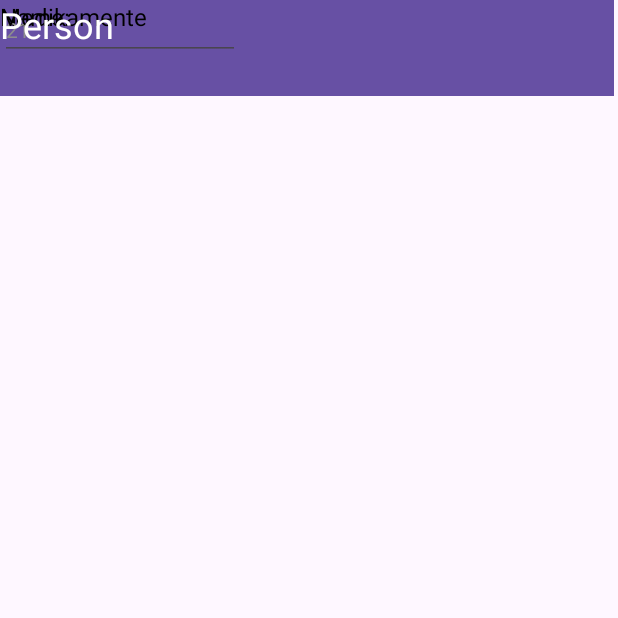
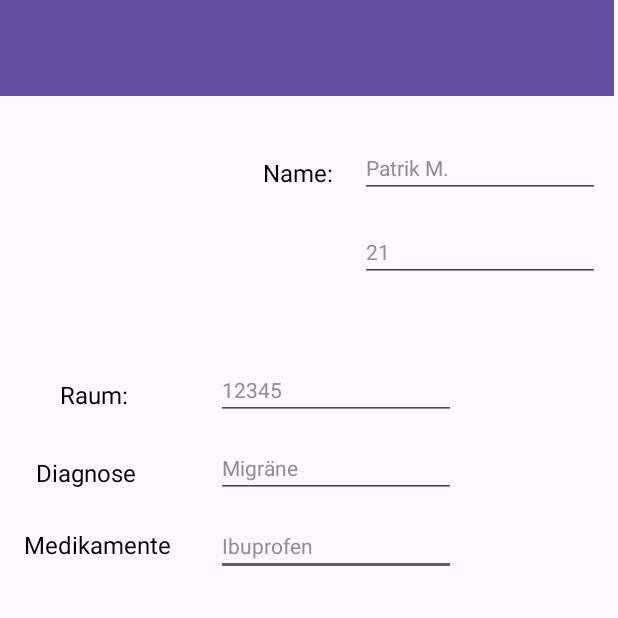
Before and after one commit to paeddym/Careify2, an Android app: the Patient screen opened directly, with no data from a screen before it, on a phone screen of 412 x 824 dp, the top half of it. Run offline under Robolectric (Android 15) with nearby library versions, the phone set to English and light mode, and no system bars.

Commit message:
Fixed constraints of Activity-Patient

```diff
--- a/app/src/main/res/layout/activity_add_patient.xml
+++ b/app/src/main/res/layout/activity_add_patient.xml
@@ -7,7 +7,7 @@
     tools:context=".AddPatient">
 
     <androidx.appcompat.widget.Toolbar
-        android:id="@+id/toolbar2"
+        android:id="@+id/toolbarPatient"
         android:layout_width="409dp"
         android:layout_height="wrap_content"
         android:background="?attr/colorPrimary"
--- a/app/src/main/res/layout/activity_patient.xml
+++ b/app/src/main/res/layout/activity_patient.xml
@@ -10,55 +10,63 @@
         android:id="@+id/imageView"
         android:layout_width="wrap_content"
         android:layout_height="wrap_content"
-        tools:layout_editor_absoluteX="26dp"
-        tools:layout_editor_absoluteY="79dp"
+        android:layout_marginStart="24dp"
+        android:layout_marginTop="88dp"
+        app:layout_constraintStart_toStartOf="parent"
+        app:layout_constraintTop_toTopOf="parent"
         tools:srcCompat="@tools:sample/avatars" />
+
+    <EditText
+        android:id="@+id/editTextText8"
+        android:layout_width="wrap_content"
+        android:layout_height="wrap_content"
+        android:layout_marginStart="144dp"
+        android:layout_marginTop="344dp"
+        android:ems="10"
+        android:inputType="text"
+        android:text="Ibuprofen"
+        android:textColor="#8E8E8E"
+        android:textSize="14sp"
+        app:layout_constraintStart_toStartOf="parent"
+        app:layout_constraintTop_toTopOf="parent" />
+
+    <TextView
+        android:id="@+id/textView4"
+        android:layout_width="60dp"
+        android:layout_height="24dp"
+        android:layout_marginStart="40dp"
+        android:layout_marginTop="252dp"
+        android:text="Raum:"
+        android:textColor="#000000"
+        android:textSize="16sp"
+        app:layout_constraintStart_toStartOf="parent"
+        app:layout_constraintTop_toTopOf="parent" />
+
+    <TextView
+        android:id="@+id/textView4"
+        android:layout_width="100dp"
+        android:layout_height="22dp"
+        android:layout_marginStart="24dp"
+        android:layout_marginTop="304dp"
+        android:text="Diagnose"
+        android:textColor="#000000"
+        android:textSize="16sp"
+        app:layout_constraintStart_toStartOf="parent"
+        app:layout_constraintTop_toTopOf="parent" />
 
     <EditText
         android:id="@+id/editTextText6"
         android:layout_width="wrap_content"
         android:layout_height="wrap_content"
+        android:layout_marginTop="92dp"
+        android:layout_marginEnd="12dp"
         android:ems="10"
         android:inputType="text"
-        android:text="12345"
+        android:text="Patrik M."
         android:textColor="#8E8E8E"
         android:textSize="14sp"
-        tools:layout_editor_absoluteX="143dp"
-        tools:layout_editor_absoluteY="239dp" />
-
-    <EditText
-        android:id="@+id/editTextText7"
-        android:layout_width="wrap_content"
-        android:layout_height="wrap_content"
-        android:ems="10"
-        android:inputType="text"
-        android:text="Migräne, Aids"
-        android:textColor="#8E8E8E"
-        android:textSize="14sp"
-        tools:layout_editor_absoluteX="144dp"
-        tools:layout_editor_absoluteY="297dp" />
-
-    <EditText
-        android:id="@+id/editTextText8"
-        android:layout_width="wrap_content"
-        android:layout_height="wrap_content"
-        android:ems="10"
-        android:inputType="text"
-        android:text="Cock"
-        android:textColor="#8E8E8E"
-        android:textSize="14sp"
-        tools:layout_editor_absoluteX="144dp"
-        tools:layout_editor_absoluteY="351dp" />
-
-    <TextView
-        android:id="@+id/textView4"
-        android:layout_width="100dp"
-        android:layout_height="22dp"
-        android:text="Behinderungen"
-        android:textColor="#000000"
-        android:textSize="16sp"
-        tools:layout_editor_absoluteX="26dp"
-        tools:layout_editor_absoluteY="300dp" />
+        app:layout_constraintEnd_toEndOf="parent"
+        app:layout_constraintTop_toTopOf="parent" />
 
     <TextView
         android:id="@+id/textView4"
@@ -74,72 +82,79 @@
         android:id="@+id/editTextText6"
         android:layout_width="wrap_content"
         android:layout_height="wrap_content"
+        android:layout_marginTop="148dp"
+        android:layout_marginEnd="12dp"
         android:ems="10"
         android:inputType="text"
-        android:text="Patrik M."
+        android:text="21"
         android:textColor="#8E8E8E"
         android:textSize="14sp"
-        tools:layout_editor_absoluteX="235dp"
-        tools:layout_editor_absoluteY="90dp" />
+        app:layout_constraintEnd_toEndOf="parent"
+        app:layout_constraintTop_toTopOf="parent" />
+
+    <TextView
+        android:id="@+id/textView4"
+        android:layout_width="115dp"
+        android:layout_height="24dp"
+        android:layout_marginStart="16dp"
+        android:layout_marginTop="352dp"
+        android:text="Medikamente"
+        android:textColor="#000000"
+        android:textSize="16sp"
+        app:layout_constraintStart_toStartOf="parent"
+        app:layout_constraintTop_toTopOf="parent" />
 
     <TextView
         android:id="@+id/textView4"
         android:layout_width="60dp"
         android:layout_height="24dp"
-        android:text="Raum:"
+        android:layout_marginTop="104dp"
+        android:text="Name:"
         android:textColor="#000000"
         android:textSize="16sp"
-        tools:layout_editor_absoluteX="26dp"
-        tools:layout_editor_absoluteY="246dp" />
+        app:layout_constraintEnd_toEndOf="parent"
+        app:layout_constraintHorizontal_bias="0.498"
+        app:layout_constraintStart_toStartOf="parent"
+        app:layout_constraintTop_toTopOf="parent" />
+
+    <EditText
+        android:id="@+id/editTextText7"
+        android:layout_width="wrap_content"
+        android:layout_height="wrap_content"
+        android:layout_marginStart="144dp"
+        android:layout_marginTop="292dp"
+        android:ems="10"
+        android:inputType="text"
+        android:text="Migräne"
+        android:textColor="#8E8E8E"
+        android:textSize="14sp"
+        app:layout_constraintStart_toStartOf="parent"
+        app:layout_constraintTop_toTopOf="parent" />
+
+    <EditText
+        android:id="@+id/editTextText6"
+        android:layout_width="wrap_content"
+        android:layout_height="wrap_content"
+        android:layout_marginStart="144dp"
+        android:layout_marginTop="240dp"
+        android:ems="10"
+        android:inputType="text"
+        android:text="12345"
+        android:textColor="#8E8E8E"
+        android:textSize="14sp"
+        app:layout_constraintStart_toStartOf="parent"
+        app:layout_constraintTop_toTopOf="parent" />
 
     <androidx.appcompat.widget.Toolbar
-        android:id="@+id/toolbar2"
+        android:id="@+id/toolbarPatient"
         android:layout_width="409dp"
         android:layout_height="wrap_content"
         android:background="?attr/colorPrimary"
         android:minHeight="?attr/actionBarSize"
         android:theme="?attr/actionBarTheme"
-        tools:layout_editor_absoluteX="1dp" />
+        app:layout_constraintEnd_toEndOf="parent"
+        app:layout_constraintHorizontal_bias="0.0"
+        app:layout_constraintStart_toStartOf="parent"
+        app:layout_constraintTop_toTopOf="parent" />
 
-    <TextView
-        android:id="@+id/textView4"
-        android:layout_width="60dp"
-        android:layout_height="24dp"
-        android:text="Name:"
-        android:textColor="#000000"
-        android:textSize="16sp"
-        tools:layout_editor_absoluteX="175dp"
-        tools:layout_editor_absoluteY="99dp" />
-
-    <EditText
-        android:id="@+id/editTextText6"
-        android:layout_width="wrap_content"
-        android:layout_height="wrap_content"
-        android:ems="10"
-        android:inputType="text"
-        android:text="21"
-        android:textColor="#8E8E8E"
-        android:textSize="14sp"
-        tools:layout_editor_absoluteX="235dp"
-        tools:layout_editor_absoluteY="149dp" />
-
-    <TextView
-        android:id="@+id/textView4"
-        android:layout_width="115dp"
-        android:layout_height="24dp"
-        android:text="Medikamente"
-        android:textColor="#000000"
-        android:textSize="16sp"
-        tools:layout_editor_absoluteX="26dp"
-        tools:layout_editor_absoluteY="353dp" />
-
-    <TextView
-        android:id="@+id/textView6"
-        android:layout_width="wrap_content"
-        android:layout_height="wrap_content"
-        android:text="Person"
-        android:textColor="#FFFFFF"
-        android:textSize="24sp"
-        tools:layout_editor_absoluteX="168dp"
-        tools:layout_editor_absoluteY="16dp" />
 </androidx.constraintlayout.widget.ConstraintLayout>
```
